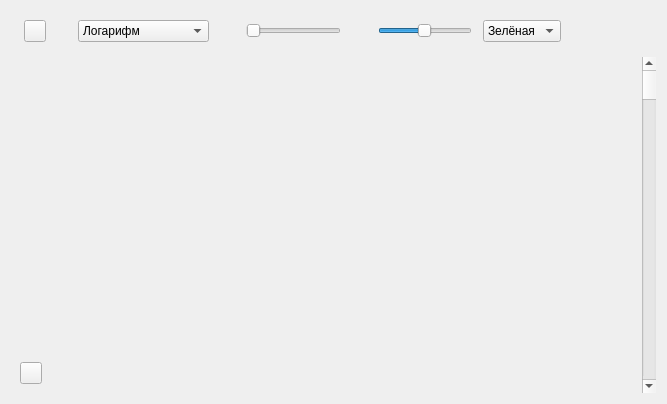
alexvrn/rmo, file ui/GraphicValue.ui: the form before one commit.
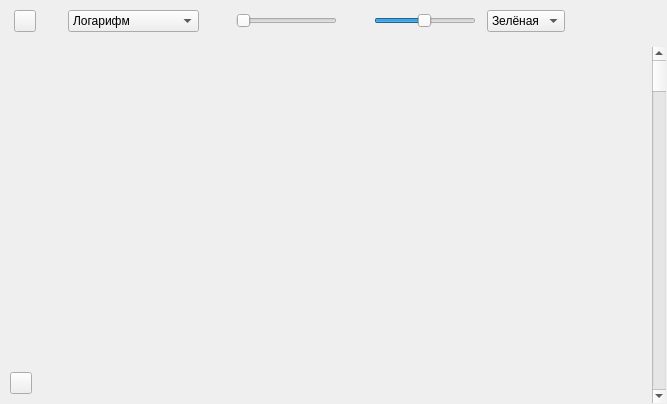
The form after the commit. Custom widgets are drawn as their Qt base class.

Commit message: Доработка UI для виджетов типа Graphic*

```diff
--- a/ui/GraphicValue.ui
+++ b/ui/GraphicValue.ui
@@ -14,6 +14,18 @@
    <string>Form</string>
   </property>
   <layout class="QVBoxLayout" name="verticalLayout">
+   <property name="leftMargin">
+    <number>1</number>
+   </property>
+   <property name="topMargin">
+    <number>1</number>
+   </property>
+   <property name="rightMargin">
+    <number>1</number>
+   </property>
+   <property name="bottomMargin">
+    <number>1</number>
+   </property>
    <item>
     <layout class="QHBoxLayout" name="horizontalLayout_2">
      <item>
```
The commit also changes 2 other files.
